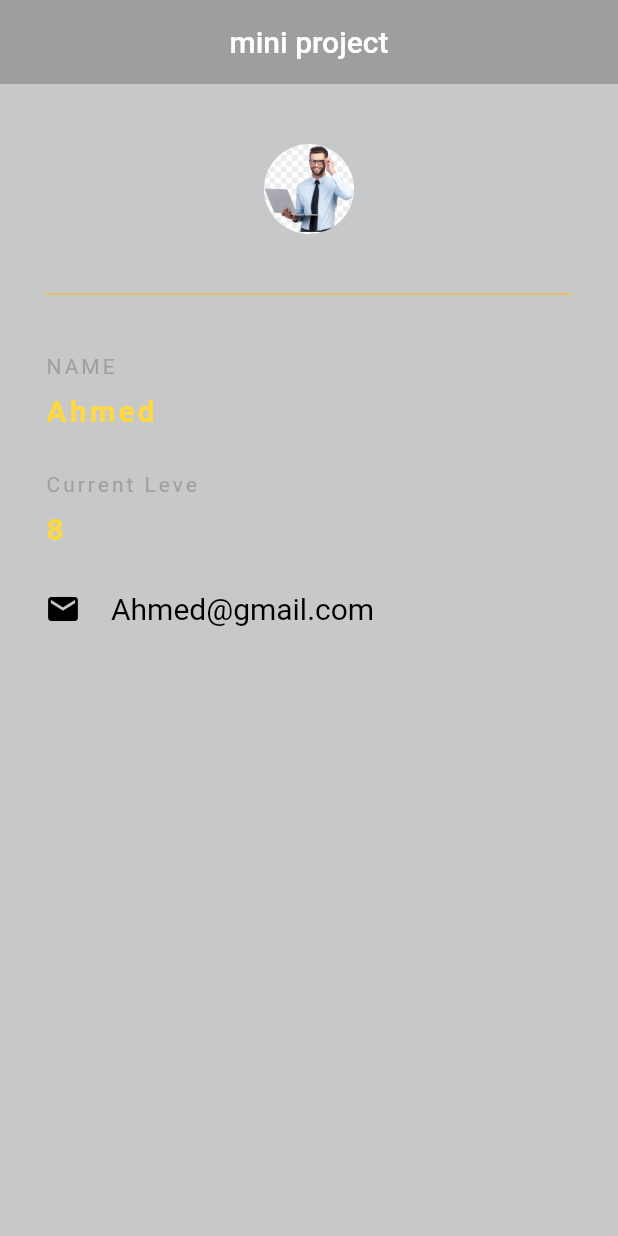
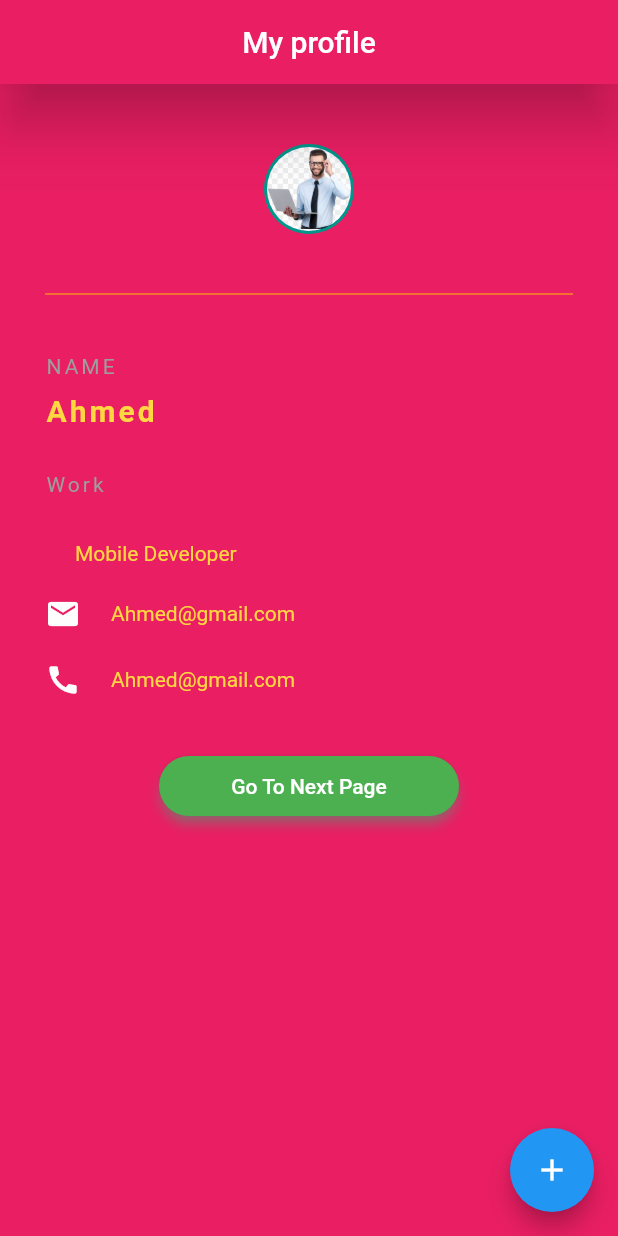
Before and after one commit to kaamilnuur/flutter-mini-project, a Flutter app: the screen it shows after launch, on a phone screen of 412 x 824 dp. Run offline on Flutter 3.47's test engine with Material 2 defaults, Android fonts, the phone set to English and light mode, and no system bars.

Commit message:
home work

```diff
--- a/lib/main.dart
+++ b/lib/main.dart
@@ -1,86 +1,173 @@
 import 'package:flutter/material.dart';
+import 'qoute.dart';
+
+import 'pages/loading.dart';
+import 'pages/loacation.dart';
+import 'pages/home.dart';
 
 void main() => runApp(MaterialApp(
+
  debugShowCheckedModeBanner: false,
-  home: mini_project(),
+  initialRoute: "/",
+  routes: {
+    "/":(context) => loading(),
+    "/home":(context) => home(),
+      "/location":(context) => location(),
+  },
 ));
 
 
 
-class mini_project extends StatelessWidget {
-  const mini_project({super.key});
 
-  @override
-  Widget build(BuildContext context) {
-    return
-    Scaffold(
-      backgroundColor: Color.fromARGB(255, 198, 200, 202),
-      appBar: AppBar(
+// class qoutes extends StatefulWidget {
+//   const qoutes({super.key});
 
-        title: Text("mini project", style: TextStyle(
-          fontSize: 20
-        ),),
-        centerTitle: true,
-        elevation: 0.0,
-        backgroundColor:Colors.grey,
+//   @override
+//   State<qoutes> createState() => _qoutesState();
+// }
 
-      ),
-      body: Padding(
-        padding: EdgeInsets.fromLTRB(30, 40, 30, 0),
-        child: Column(
-          crossAxisAlignment: CrossAxisAlignment.start,
-          children: [
-            Center(
-              child: CircleAvatar(
-         radius: 30.0,
-         backgroundImage: AssetImage("assets/other.png"),
-         backgroundColor: Colors.transparent,
-         ),
-            ),
-            Divider(height: 80,
-            color: Colors.amber,),
+// class _qoutesState extends State<qoutes> {
+//   List<qoute> q=[
+//         qoute("somaali waa dal ", "kuyaal bariga afrika"),
+//          qoute("somaali waa dal ", "kuyaal bariga afrika"),
 
-          Text("NAME",
-           style:TextStyle(
-            color: Colors.grey,
-            letterSpacing: 2
-          ),
-          ),
-          SizedBox(height: 10,),
-          Text("Ahmed",
-           style:TextStyle(
-            color: Colors.amberAccent,
-            letterSpacing: 2,
-            fontSize: 20,
-            fontWeight: FontWeight.bold
-          ),
-          ),
-          SizedBox(height: 30,),
-          Text("Current Leve",
-           style:TextStyle(
-            color: Colors.grey,
-            letterSpacing: 2
-          ),
-          ),
-          SizedBox(height: 10,),
-          Text("8",
-           style:TextStyle(
-            color: Colors.amberAccent,
-            letterSpacing: 2,
-            fontSize: 20,
-            fontWeight: FontWeight.bold
-          ),
-          ),
-          SizedBox(height: 30,),
-          Row(
-            children: [
-              Icon(Icons.email,color: Colors.black,),
-              SizedBox(width: 20,),
-              Text("Ahmed@gmail.com",style: TextStyle(color: Colors.black,fontSize: 20),)
-            ],
-          )
-        ]),
-      ),
-    );
-  }
-}
+//         qoute("somaali waa dal ", "kuyaal bariga afrika"),
+//         qoute("somaali waa dal ", "kuyaal bariga afrika")
+//   ];
+//   Widget qoutetemplate(qoute){
+//     return Card(
+//       margin: EdgeInsets.fromLTRB(16, 16, 0,0),
+//       child: Padding(
+//         padding: const EdgeInsets.all(20.0),
+//         child: Column(
+//           children: [
+//              Text(qoute.text, style: TextStyle(fontSize: 20, color: Colors.grey)),
+//              SizedBox(height: 20,),
+//              Text(qoute.auther, style: TextStyle(fontSize: 20, color: Colors.grey)),
+//         ]),
+//       ),
+
+//     );
+//   }
+//   @override
+//   Widget build(BuildContext context) {
+//     return Scaffold(
+//       appBar: AppBar(
+//         title: Text("qoutes"),
+//         centerTitle: true,
+
+//       ),
+//       body: Column(
+//         children: q.map((e) => qoutetemplate(e)).toList()
+//       ),
+//     );
+//   }
+// }
+
+// class mini_project extends StatefulWidget {
+//   const mini_project({super.key});
+
+//   @override
+//   State<mini_project> createState() => _mini_projectState();
+// }
+
+// class _mini_projectState extends State<mini_project> {
+//   int level=1;
+//   @override
+//   Widget build(BuildContext context) {
+//     return
+//     Scaffold(
+//       backgroundColor: Colors.pink,
+//       appBar: AppBar(
+
+//         title: Text("mini project", style: TextStyle(
+//           fontSize: 20
+//         ),),
+//         centerTitle: true,
+//         elevation: 16.0,
+//         backgroundColor: Colors.pink,
+
+
+//       ),
+//       floatingActionButton: FloatingActionButton(
+//         onPressed:(){
+//           setState(() {
+//             level +=1;
+//           });
+//         },
+//         child: Icon(Icons.add), ),
+//       body: Padding(
+//         padding: EdgeInsets.fromLTRB(30, 40, 30, 0),
+//         child: Column(
+//           crossAxisAlignment: CrossAxisAlignment.start,
+//           children: [
+//           Container(
+
+//             child:
+//             Center(
+//               child:     CircleAvatar(
+//     radius: 30,
+//     backgroundColor: Colors.teal,
+//     child: CircleAvatar(
+//       backgroundImage: AssetImage("assets/other.png"),
+//       radius: 28,
+//     ),
+//   ),
+//          )),
+
+
+//             Divider(height: 80,
+//             color: Colors.amber,),
+
+//           Text("NAME",
+//            style:TextStyle(
+//             color: Colors.grey,
+//             letterSpacing: 2
+//           ),
+//           ),
+//           SizedBox(height: 10,),
+//           Text("Ahmed",
+//            style:TextStyle(
+//             color: Colors.amberAccent,
+//             letterSpacing: 2,
+//             fontSize: 20,
+//             fontWeight: FontWeight.bold
+//           ),
+//           ),
+//           SizedBox(height: 30,),
+//           Text("leve",
+//            style:TextStyle(
+//             color: Colors.grey,
+//             letterSpacing: 2
+//           ),
+//           ),
+//           SizedBox(height: 10,),
+//           Text("$level",
+//            style:TextStyle(
+//             color: Colors.amberAccent,
+//             letterSpacing: 2,
+//             fontSize: 20,
+//             fontWeight: FontWeight.bold
+//           ),
+//           ),
+//           SizedBox(height: 30,),
+//           Row(
+//             children: [
+//               Icon(Icons.email,color: Color.fromARGB(255, 253, 253, 253),),
+//               SizedBox(width: 20,),
+//               Text("Ahmed@gmail.com",style: TextStyle(color: Colors.amberAccent),)
+//             ],
+//           ),
+//           SizedBox(height: 20),
+//            Row(
+//             children: [
+//               Icon(Icons.call,color: Color.fromARGB(255, 253, 253, 253),),
+//               SizedBox(width: 20,),
+//               Text("Ahmed@gmail.com",style: TextStyle(color: Colors.amberAccent),)
+//             ],
+//           )
+//         ]),
+//       ),
+//     );
+//   }
+// }
--- /dev/null
+++ b/lib/pages/loading.dart
@@ -0,0 +1,279 @@
+import 'package:flutter/material.dart';
+import 'package:http/http.dart' as http;
+import 'dart:convert';
+import 'youtube.dart';
+
+
+
+
+
+
+
+
+class loading extends StatefulWidget {
+  const loading({super.key});
+
+  @override
+  State<loading> createState() => _loadingState();
+}
+
+class _loadingState extends State<loading> {
+  @override
+  Widget build(BuildContext context) {
+    return
+       Scaffold(
+      backgroundColor: Colors.pink,
+      appBar: AppBar(
+
+        title: Text("My profile", style: TextStyle(
+          fontSize: 20
+        ),),
+        centerTitle: true,
+        elevation: 16.0,
+        backgroundColor: Colors.pink,
+
+
+      ),
+      floatingActionButton: FloatingActionButton(
+        onPressed:(){
+          // setState(() {
+          //   level +=1;
+          // });
+        },
+        child: Icon(Icons.add), ),
+      body: Padding(
+        padding: EdgeInsets.fromLTRB(30, 40, 30, 0),
+        child: Column(
+          crossAxisAlignment: CrossAxisAlignment.start,
+          children: [
+          Container(
+
+            child:
+            Center(
+              child:     CircleAvatar(
+    radius: 30,
+    backgroundColor: Colors.teal,
+    child: CircleAvatar(
+      backgroundImage: AssetImage("assets/other.png"),
+      radius: 28,
+    ),
+  ),
+         )),
+
+
+            Divider(height: 80,
+            color: Colors.amber,),
+
+          Text("NAME",
+           style:TextStyle(
+            color: Colors.grey,
+            letterSpacing: 2
+          ),
+          ),
+          SizedBox(height: 10,),
+          Text("Ahmed",
+           style:TextStyle(
+            color: Colors.amberAccent,
+            letterSpacing: 2,
+            fontSize: 20,
+            fontWeight: FontWeight.bold
+          ),
+          ),
+          SizedBox(height: 30,),
+          Text("Work",
+           style:TextStyle(
+            color: Colors.grey,
+            letterSpacing: 2
+          ),
+          ),
+          SizedBox(height: 10,),
+          // Text("$level",
+          //  style:TextStyle(
+          //   color: Colors.amberAccent,
+          //   letterSpacing: 2,
+          //   fontSize: 20,
+          //   fontWeight: FontWeight.bold
+          // ),
+          // ),
+          SizedBox(height: 20,),
+          Row(
+            children: [
+
+              SizedBox(width: 20,),
+              Text("Mobile Developer",style: TextStyle(color: Colors.amberAccent),)
+            ],
+          ),
+          SizedBox(height: 20),
+           Row(
+            children: [
+              Icon(Icons.email,color: Color.fromARGB(255, 253, 253, 253),),
+              SizedBox(width: 20,),
+              Text("Ahmed@gmail.com",style: TextStyle(color: Colors.amberAccent),)
+            ],
+          ),
+           SizedBox(height: 20),
+           Row(
+            children: [
+              Icon(Icons.call,color: Color.fromARGB(255, 253, 253, 253),),
+              SizedBox(width: 20,),
+              Text("Ahmed@gmail.com",style: TextStyle(color: Colors.amberAccent),)
+            ],
+          ),
+           SizedBox(height: 35),
+          Row(
+            mainAxisAlignment: MainAxisAlignment.center,
+            children: [
+               ElevatedButton(
+            style: ElevatedButton.styleFrom(
+              primary: Colors.green,
+              onPrimary: Colors.white,
+              shadowColor: Colors.greenAccent,
+              elevation: 3,
+              shape: RoundedRectangleBorder(
+                  borderRadius: BorderRadius.circular(32.0)),
+              minimumSize: Size(200, 40), //////// HERE
+            ),
+            onPressed: () {
+                _navigateToNextScreen(context);
+            },
+            child: Text('Go To Next Page'),
+          )
+          ],)
+        ]),
+      ),
+    );
+  }
+}
+
+ void _navigateToNextScreen(BuildContext context) {
+    Navigator.of(context).push(MaterialPageRoute(builder: (context) => youtube()));
+  }
+
+class youtube extends StatefulWidget {
+  const youtube({super.key});
+
+  @override
+  State<youtube> createState() => _youtubeState();
+}
+
+class _youtubeState extends State<youtube> {
+  @override
+  Widget build(BuildContext context) {
+    return
+    Scaffold(
+      appBar: AppBar(
+        backgroundColor: Colors.red,
+         automaticallyImplyLeading: false,
+        title:Row(
+          mainAxisAlignment: MainAxisAlignment.spaceBetween,
+
+
+          children: [
+
+            Icon(Icons.menu ),
+            // SizedBox(width: 100,),
+            Text("Global Design ", style: TextStyle(color: Colors.white, fontSize: 20, ),),
+            //  SizedBox(width: 70,),
+              Icon(Icons.more_vert),
+          ],
+        )
+
+      ),
+       floatingActionButton: FloatingActionButton(
+        backgroundColor: Colors.red,
+
+        onPressed:(){
+          // setState(() {
+          //   level +=1;
+          // });
+        },
+        child: Icon(Icons.add),),
+
+      body: Column(
+          crossAxisAlignment: CrossAxisAlignment.start,
+        children: [
+          Image(image:
+         AssetImage("assets/programing.png"),
+          ),
+          SizedBox(height: 10, ),
+          Container(child: Padding(
+            padding: const EdgeInsets.fromLTRB(8, 3, 0, 0),
+            child: Column(
+              children: [
+
+              Text("flutter Mobile Applications", style:  TextStyle(color: Colors.black, fontSize: 16,fontWeight: FontWeight.bold  )),
+
+
+              ],
+            )
+          ),
+
+          ),
+           SizedBox(height: 10,),
+           Container(
+            margin: EdgeInsets.fromLTRB(8, 0, 10, 5),
+             child: Row(
+              mainAxisAlignment: MainAxisAlignment.spaceBetween,
+              children: [
+                Text("Mogadishu , somali ", style:  TextStyle(color: Colors.grey, fontSize: 16, )),
+                Row(
+                  children: [
+                    Icon(Icons.favorite, color: Colors.red,),
+                     Text("22", style:  TextStyle(color: Colors.grey, fontSize: 16, )),
+                  ],
+                )
+              ],
+             ),
+           ),
+           SizedBox(height: 30,),
+           Divider(height: 3, color: Colors.grey,),
+           SizedBox(height: 50,),
+           Container(
+            margin: EdgeInsets.fromLTRB(30, 10, 30, 0),
+             child: Row(
+              mainAxisAlignment: MainAxisAlignment.spaceBetween,
+              children: [
+                Column(
+
+                   children: [
+                    Icon(Icons.call, color: Colors.red,),
+                      Text("CALL ", style:  TextStyle(color: Colors.red, fontSize: 20, )),
+
+                   ],
+                ),
+                 Column(
+                   children: [
+                    Icon(Icons.route, color: Colors.red,),
+                      Text("ROUTE ", style:  TextStyle(color: Colors.red, fontSize: 20, )),
+
+                   ],
+                ),
+                 Column(
+                   children: [
+                    Icon(Icons.share, color: Colors.red,),
+                      Text("SHARE", style:  TextStyle(color: Colors.red, fontSize: 20, )),
+
+                   ],
+                )
+
+              ],
+             ),
+           ),
+           SizedBox(height: 50,),
+
+           Container(
+            margin: EdgeInsets.fromLTRB(50, 10, 50, 0),
+             child: Column(
+
+
+              children: [
+                Text("Lorem ipsum dolor sit amet consectetur adipisicing elit. Ut eos dicta voluptas harum omnis quis. Rem impedit neque ratione! Ab eveniet eaque consequuntur itaque accusamus obcaecati a minus deserunt id,quae veritatis, dolor voluptates iste sit eligendi suscipit provident vitae dolorum? Veritatis accusantium at numquam, dolorem minima tempore provident sint",
+                style:  TextStyle(fontSize: 16, color: Colors.grey),)
+              ],
+             ),
+           )
+        ],
+      ),
+    );
+  }
+}
--- a/pubspec.yaml
+++ b/pubspec.yaml
@@ -32,6 +32,9 @@ dependencies:
   flutter:
     sdk: flutter
 
+  dependencies:
+  http: ^0.13.5
+
 
   # The following adds the Cupertino Icons font to your application.
   # Use with the CupertinoIcons class for iOS style icons.
@@ -62,6 +65,7 @@ flutter:
   # To add assets to your application, add an assets section, like this:
   assets:
     - assets/other.png
+    - assets/programing.png
 
 
   # An image asset can refer to one or more resolution-specific "variants", see
```
Also changed, not shown: lib/pages/home.dart (added, +29 -0 lines), lib/pages/loacation.dart (added, +17 -0 lines), lib/pages/youtube.dart (added, +37 -0 lines), lib/qoute.dart (added, +11 -0 lines), assets/programing.png (added), pubspec.lock.
